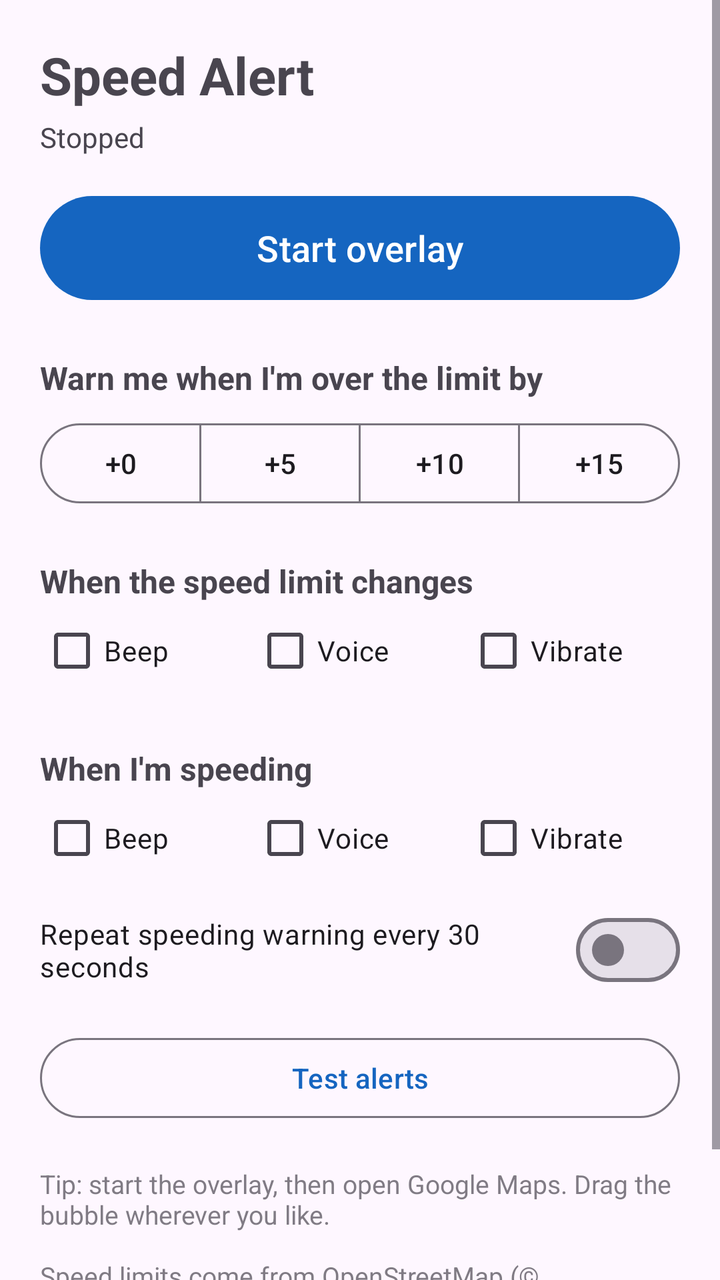
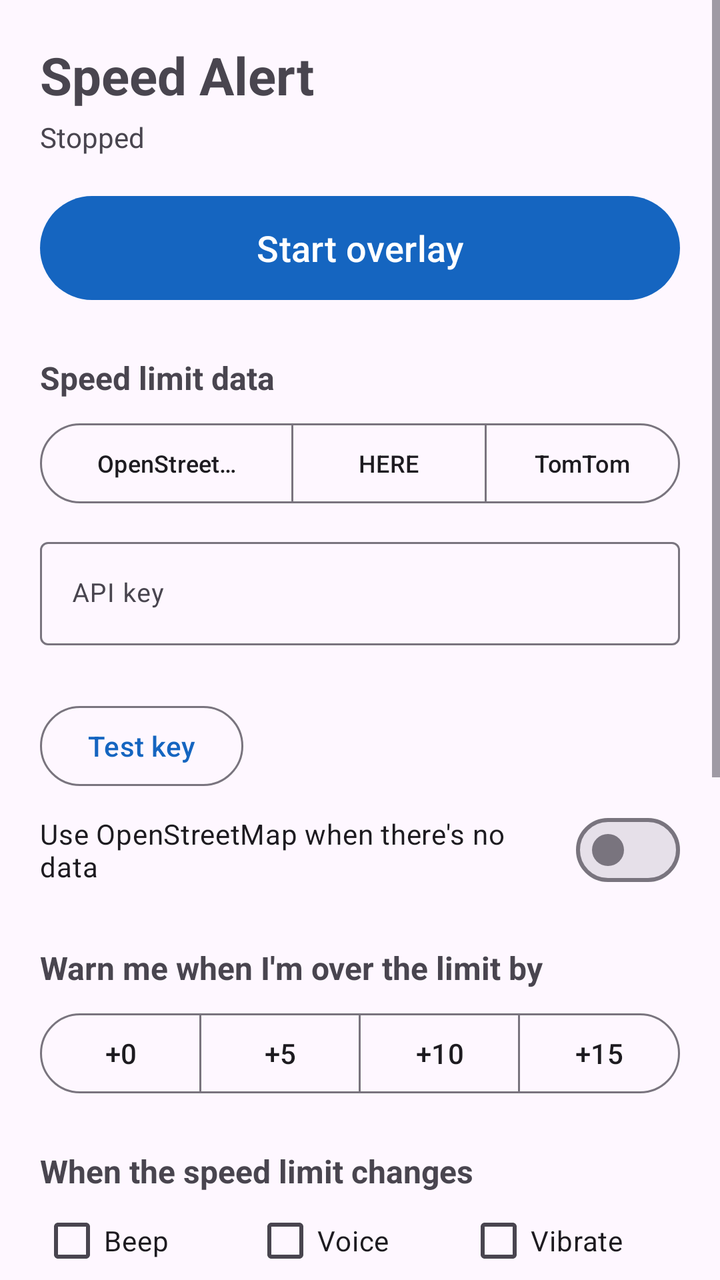

Compare the two renders of this Android layout. The source of the first and the diff that turns it into the second are given below.
<!-- AndroidManifest.xml: application theme Theme.SpeedAlert -->
<!-- res/layout/activity_main.xml -->
<?xml version="1.0" encoding="utf-8"?>
<ScrollView xmlns:android="http://schemas.android.com/apk/res/android"
    android:layout_width="match_parent"
    android:layout_height="match_parent"
    android:fitsSystemWindows="true">

    <LinearLayout
        android:layout_width="match_parent"
        android:layout_height="wrap_content"
        android:orientation="vertical"
        android:padding="20dp">

        <TextView
            android:layout_width="wrap_content"
            android:layout_height="wrap_content"
            android:text="Speed Alert"
            android:textSize="26sp"
            android:textStyle="bold" />

        <TextView
            android:id="@+id/statusText"
            android:layout_width="wrap_content"
            android:layout_height="wrap_content"
            android:layout_marginTop="4dp"
            android:text="Stopped"
            android:textSize="14sp" />

        <com.google.android.material.button.MaterialButton
            android:id="@+id/startStopButton"
            android:layout_width="match_parent"
            android:layout_height="60dp"
            android:layout_marginTop="16dp"
            android:text="Start overlay"
            android:textSize="18sp" />

        
        <TextView
            style="@style/SectionTitle"
            android:text="Warn me when I'm over the limit by" />

        <com.google.android.material.button.MaterialButtonToggleGroup
            android:id="@+id/toleranceGroup"
            android:layout_width="match_parent"
            android:layout_height="wrap_content"
            android:layout_marginTop="8dp"
            app:selectionRequired="true"
            app:singleSelection="true"
            xmlns:app="http://schemas.android.com/apk/res-auto">

            <com.google.android.material.button.MaterialButton
                android:id="@+id/tol0"
                style="?attr/materialButtonOutlinedStyle"
                android:layout_width="0dp"
                android:layout_height="wrap_content"
                android:layout_weight="1"
                android:text="+0" />

            <com.google.android.material.button.MaterialButton
                android:id="@+id/tol5"
                style="?attr/materialButtonOutlinedStyle"
                android:layout_width="0dp"
                android:layout_height="wrap_content"
                android:layout_weight="1"
                android:text="+5" />

            <com.google.android.material.button.MaterialButton
                android:id="@+id/tol10"
                style="?attr/materialButtonOutlinedStyle"
                android:layout_width="0dp"
                android:layout_height="wrap_content"
                android:layout_weight="1"
                android:text="+10" />

            <com.google.android.material.button.MaterialButton
                android:id="@+id/tol15"
                style="?attr/materialButtonOutlinedStyle"
                android:layout_width="0dp"
                android:layout_height="wrap_content"
                android:layout_weight="1"
                android:text="+15" />
        </com.google.android.material.button.MaterialButtonToggleGroup>

        
        <TextView
            style="@style/SectionTitle"
            android:text="When the speed limit changes" />

        <LinearLayout
            android:layout_width="match_parent"
            android:layout_height="wrap_content"
            android:orientation="horizontal">

            <CheckBox android:id="@+id/changeBeep" style="@style/AlertCheck" android:text="Beep" />
            <CheckBox android:id="@+id/changeVoice" style="@style/AlertCheck" android:text="Voice" />
            <CheckBox android:id="@+id/changeVibrate" style="@style/AlertCheck" android:text="Vibrate" />
        </LinearLayout>

        
        <TextView
            style="@style/SectionTitle"
            android:text="When I'm speeding" />

        <LinearLayout
            android:layout_width="match_parent"
            android:layout_height="wrap_content"
            android:orientation="horizontal">

            <CheckBox android:id="@+id/speedBeep" style="@style/AlertCheck" android:text="Beep" />
            <CheckBox android:id="@+id/speedVoice" style="@style/AlertCheck" android:text="Voice" />
            <CheckBox android:id="@+id/speedVibrate" style="@style/AlertCheck" android:text="Vibrate" />
        </LinearLayout>

        <com.google.android.material.materialswitch.MaterialSwitch
            android:id="@+id/repeatSwitch"
            android:layout_width="match_parent"
            android:layout_height="wrap_content"
            android:layout_marginTop="8dp"
            android:text="Repeat speeding warning every 30 seconds" />

        <com.google.android.material.button.MaterialButton
            android:id="@+id/testButton"
            style="?attr/materialButtonOutlinedStyle"
            android:layout_width="match_parent"
            android:layout_height="wrap_content"
            android:layout_marginTop="16dp"
            android:text="Test alerts" />

        <TextView
            android:layout_width="match_parent"
            android:layout_height="wrap_content"
            android:layout_marginTop="20dp"
            android:alpha="0.7"
            android:text="Tip: start the overlay, then open Google Maps. Drag the bubble wherever you like.\n\nSpeed limits come from OpenStreetMap (© OpenStreetMap contributors). Some roads have no data (shown as --) or out-of-date data. Always obey the posted signs."
            android:textSize="13sp" />
    </LinearLayout>
</ScrollView>
<!-- resources referenced by this layout -->
<resources>
  <style name="AlertCheck">
          <item name="android:layout_width">0dp</item>
          <item name="android:layout_height">wrap_content</item>
          <item name="android:layout_weight">1</item>
      </style>
  <style name="SectionTitle">
          <item name="android:layout_width">wrap_content</item>
          <item name="android:layout_height">wrap_content</item>
          <item name="android:layout_marginTop">24dp</item>
          <item name="android:textSize">16sp</item>
          <item name="android:textStyle">bold</item>
      </style>
  <style name="Theme.SpeedAlert" parent="Theme.Material3.DayNight.NoActionBar">
          <item name="colorPrimary">#1565C0</item>
          <item name="colorOnPrimary">#FFFFFF</item>
          <item name="colorSecondary">#1A8F4A</item>
      </style>
</resources>

<!-- the commit's change to res/layout/activity_main.xml (unified diff, before → after) -->
@@ -36,6 +36,113 @@
         
         <TextView
             style="@style/SectionTitle"
+            android:text="Speed limit data" />
+
+        <com.google.android.material.button.MaterialButtonToggleGroup
+            android:id="@+id/sourceGroup"
+            xmlns:app="http://schemas.android.com/apk/res-auto"
+            android:layout_width="match_parent"
+            android:layout_height="wrap_content"
+            android:layout_marginTop="8dp"
+            app:selectionRequired="true"
+            app:singleSelection="true">
+
+            <com.google.android.material.button.MaterialButton
+                android:id="@+id/srcOsm"
+                style="?attr/materialButtonOutlinedStyle"
+                android:layout_width="0dp"
+                android:layout_height="wrap_content"
+                android:layout_weight="1.3"
+                android:text="OpenStreetMap"
+                android:textSize="12sp" />
+
+            <com.google.android.material.button.MaterialButton
+                android:id="@+id/srcHere"
+                style="?attr/materialButtonOutlinedStyle"
+                android:layout_width="0dp"
+                android:layout_height="wrap_content"
+                android:layout_weight="1"
+                android:text="HERE"
+                android:textSize="12sp" />
+
+            <com.google.android.material.button.MaterialButton
+                android:id="@+id/srcTomTom"
+                style="?attr/materialButtonOutlinedStyle"
+                android:layout_width="0dp"
+                android:layout_height="wrap_content"
+                android:layout_weight="1"
+                android:text="TomTom"
+                android:textSize="12sp" />
+        </com.google.android.material.button.MaterialButtonToggleGroup>
+
+        <LinearLayout
+            android:id="@+id/keySection"
+            android:layout_width="match_parent"
+            android:layout_height="wrap_content"
+            android:orientation="vertical">
+
+            <com.google.android.material.textfield.TextInputLayout
+                android:id="@+id/keyLayout"
+                style="@style/Widget.Material3.TextInputLayout.OutlinedBox"
+                xmlns:app="http://schemas.android.com/apk/res-auto"
+                android:layout_width="match_parent"
+                android:layout_height="wrap_content"
+                android:layout_marginTop="10dp"
+                android:hint="API key"
+                app:endIconMode="clear_text">
+
+                <com.google.android.material.textfield.TextInputEditText
+                    android:id="@+id/keyInput"
+                    android:layout_width="match_parent"
+                    android:layout_height="wrap_content"
+                    android:inputType="textNoSuggestions|textVisiblePassword"
+                    android:maxLines="1"
+                    android:textSize="13sp" />
+            </com.google.android.material.textfield.TextInputLayout>
+
+            <TextView
+                android:id="@+id/keyHelp"
+                android:layout_width="match_parent"
+                android:layout_height="wrap_content"
+                android:layout_marginTop="4dp"
+                android:alpha="0.75"
+                android:autoLink="web"
+                android:textSize="12sp" />
+
+            <LinearLayout
+                android:layout_width="match_parent"
+                android:layout_height="wrap_content"
+                android:layout_marginTop="6dp"
+                android:gravity="center_vertical"
+                android:orientation="horizontal">
+
+                <com.google.android.material.button.MaterialButton
+                    android:id="@+id/testKeyButton"
+                    style="?attr/materialButtonOutlinedStyle"
+                    android:layout_width="wrap_content"
+                    android:layout_height="wrap_content"
+                    android:text="Test key" />
+
+                <TextView
+                    android:id="@+id/keyResult"
+                    android:layout_width="0dp"
+                    android:layout_height="wrap_content"
+                    android:layout_marginStart="10dp"
+                    android:layout_weight="1"
+                    android:textSize="13sp" />
+            </LinearLayout>
+
+            <com.google.android.material.materialswitch.MaterialSwitch
+                android:id="@+id/fallbackSwitch"
+                android:layout_width="match_parent"
+                android:layout_height="wrap_content"
+                android:layout_marginTop="4dp"
+                android:text="Use OpenStreetMap when there's no data" />
+        </LinearLayout>
+
+        
+        <TextView
+            style="@style/SectionTitle"
             android:text="Warn me when I'm over the limit by" />
 
         <com.google.android.material.button.MaterialButtonToggleGroup
@@ -130,7 +237,7 @@
             android:layout_height="wrap_content"
             android:layout_marginTop="20dp"
             android:alpha="0.7"
-            android:text="Tip: start the overlay, then open Google Maps. Drag the bubble wherever you like.\n\nSpeed limits come from OpenStreetMap (© OpenStreetMap contributors). Some roads have no data (shown as --) or out-of-date data. Always obey the posted signs."
+            android:text="Tip: start the overlay, then open Google Maps. Drag the bubble wherever you like.\n\nThe small label under the limit shows where it came from (OSM, HERE or TOMTOM). Roads with no data show --. Changes to the data source apply the next time you start the overlay.\n\nOpenStreetMap data © OpenStreetMap contributors. Always obey the posted signs."
             android:textSize="13sp" />
     </LinearLayout>
 </ScrollView>
